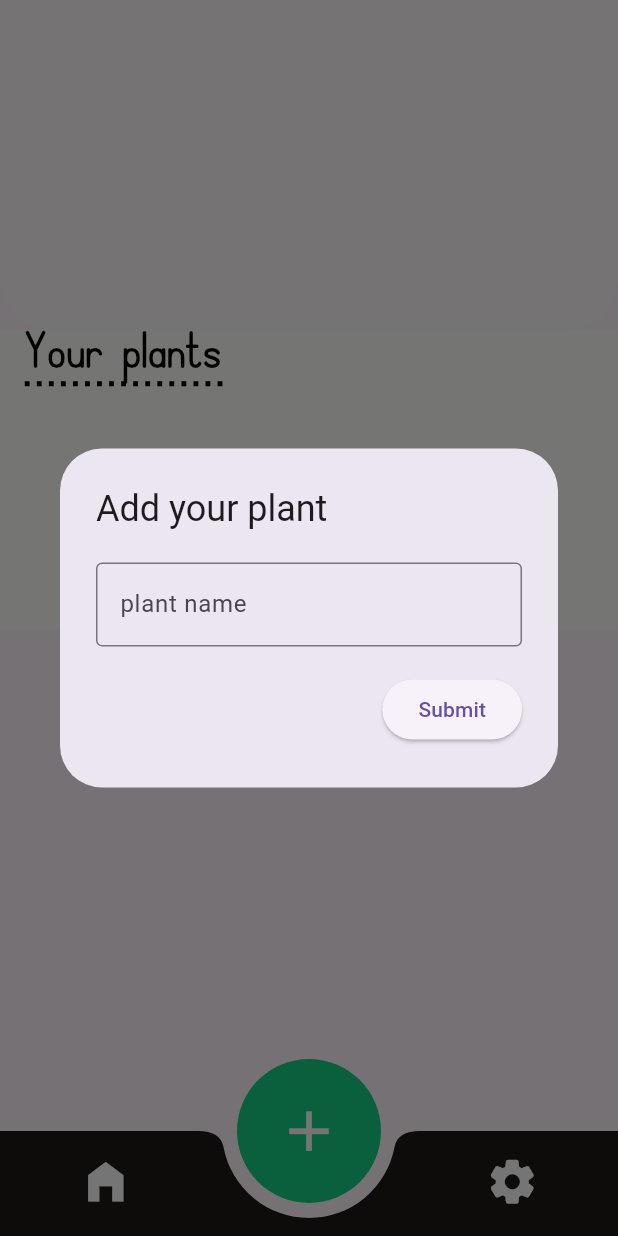
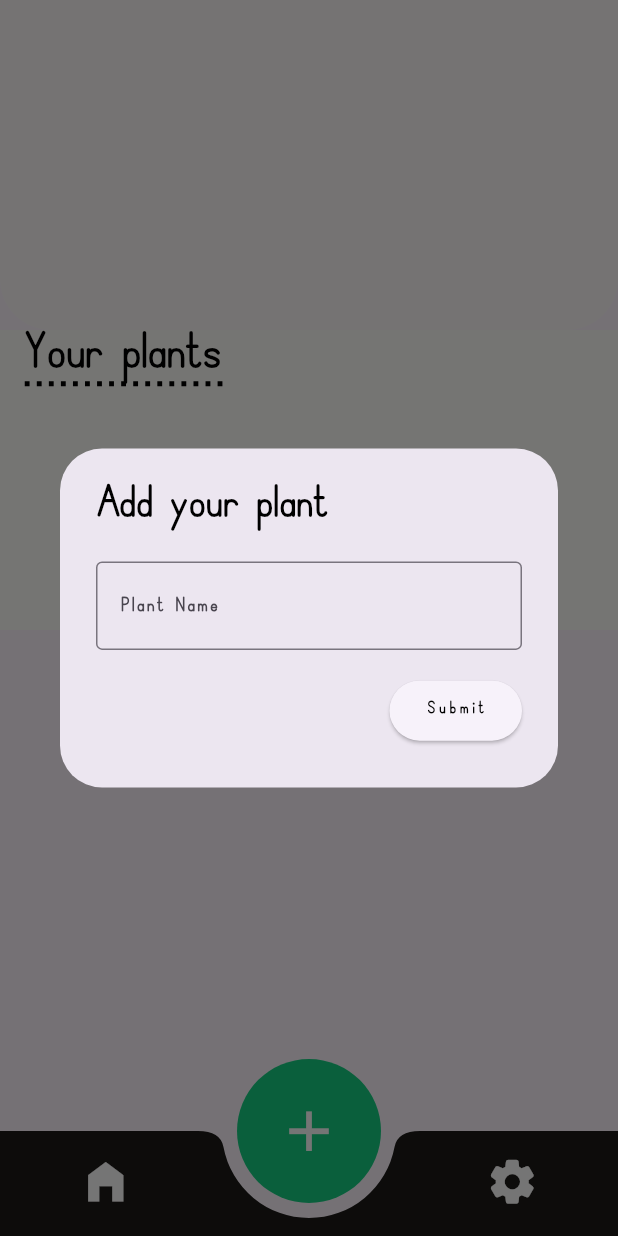
Before and after one commit to SajenTuladhar/Plant-tracking-app, a Flutter app: the Homepage screen opened by its route, after a tap on the "add" icon, on a phone screen of 412 x 824 dp. Run offline on Flutter 3.47's test engine with Material 3 defaults, Android fonts, the phone set to English and light mode, and no system bars.

Commit message:
dialouge box changes

```diff
--- a/lib/pages/dialouge_box.dart
+++ b/lib/pages/dialouge_box.dart
@@ -1,40 +1,54 @@
-
 import 'package:flutter/material.dart';
-
 
 class DialougeBox extends StatelessWidget {
   const DialougeBox({super.key});
 
   @override
   Widget build(BuildContext context) {
-    return  AlertDialog(
+    return AlertDialog(
         title: const Text('Add your plant'),
+        titleTextStyle: const TextStyle(
+            fontFamily: 'Simple',
+            fontSize: 40,
+            color: Colors.black,
+            fontWeight: FontWeight.bold,
+            letterSpacing: 1),
         content: SizedBox(
-        height: 130  ,
+          height: 130,
           width: 300,
-        child:  Column(
+          child: Column(
               mainAxisAlignment: MainAxisAlignment.spaceEvenly,
               children: [
                 const TextField(
-              decoration:  InputDecoration(
-                hintText: 'plant name',
+                  decoration: InputDecoration(
+                    hintText: 'Plant Name',
+                    hintStyle: TextStyle(
+                        fontFamily: 'Simple',
+                        fontWeight: FontWeight.w900,
+                        fontSize: 18,
+                        letterSpacing: 2),
                     border: OutlineInputBorder(),
                   ),
                 ),
                 const SizedBox(height: 10),
-
                 Align(
                   alignment: Alignment.centerRight,
-               child: ElevatedButton(onPressed: (){
+                  child: ElevatedButton(
+                    onPressed: () {
                       Navigator.of(context).pop();
                     },
-               child : const Text('Submit') ,
-
+                    child: const Text(
+                      'Submit',
+                      style: TextStyle(
+                          fontFamily: 'simple',
+                          fontWeight: FontWeight.bold,
+                          color: Colors.black,
+                          letterSpacing: 3,
+                          fontSize: 15),
+                    ),
                   ),
                 )
-
-          ]
-      ),
+              ]),
         ));
   }
 }
```
Lines whose indentation alone changed are shown as unchanged.
